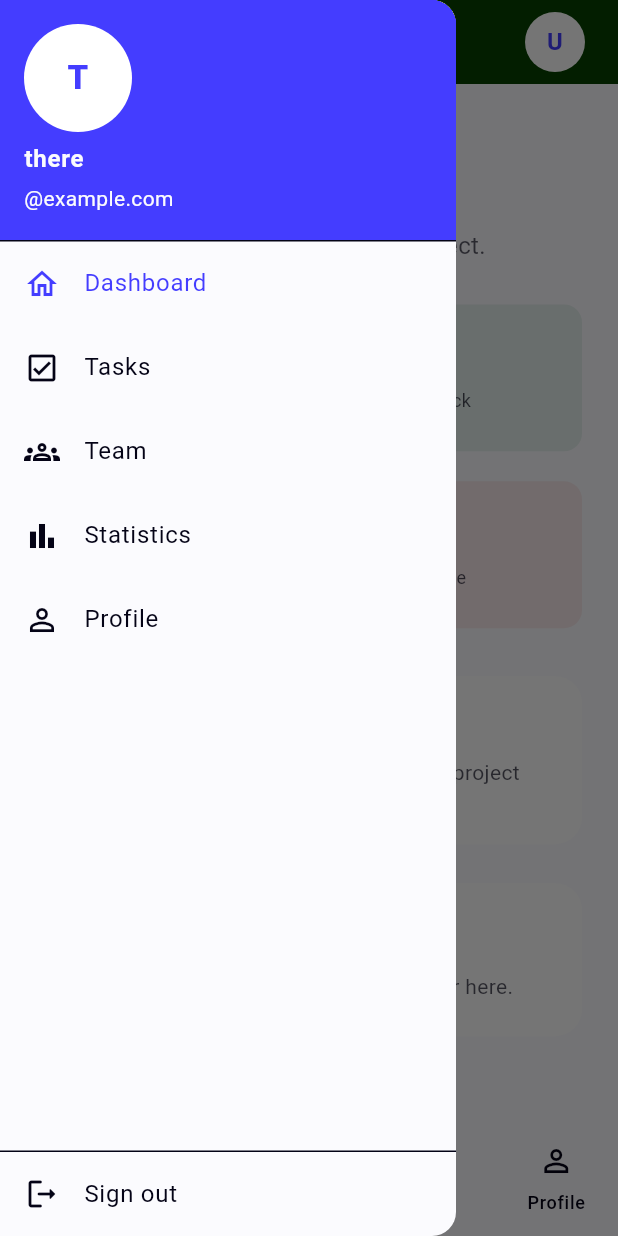
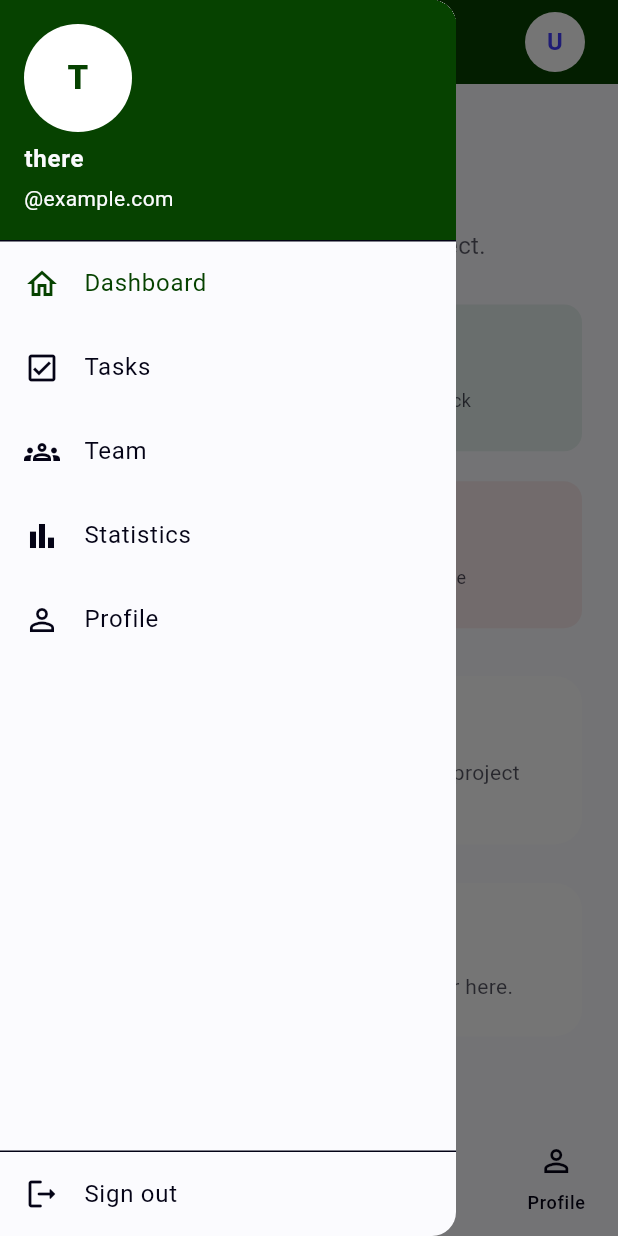
Before and after one commit to ishami-i/sla_task_tracker, a Flutter app: the DashboardPage screen opened directly with empty values, with the side drawer open, on a phone screen of 412 x 824 dp. Run offline on Flutter 3.47's test engine with Material 3 defaults, Android fonts, the phone set to English and light mode, and no system bars; our stand-ins replace shared_preferences, sqflite; accounts and stored records are empty.

Commit message:
refactor: improve code formatting and update UI colors in dashboard

```diff
--- a/lib/screens/dashboard_page.dart
+++ b/lib/screens/dashboard_page.dart
@@ -90,7 +90,7 @@ class _DashboardPageState extends State<DashboardPage> {
         onRefresh: _loadTasks,
         child: ListView(
           physics: const AlwaysScrollableScrollPhysics(),
-          padding: const EdgeInsets.fromLTRB(20,24, 20, 28),
+          padding: const EdgeInsets.fromLTRB(20, 24, 20, 28),
           children: [
             Text(
               'Good morning,',
@@ -110,7 +110,7 @@ class _DashboardPageState extends State<DashboardPage> {
             Text(
               "Here's what's happening with yourproject.",
               style: TextStyle(
-                color: appText.withValues(alpha:0.65),
+                color: appText.withValues(alpha: 0.65),
                 fontSize: 16,
               ),
             ),
@@ -154,7 +154,7 @@ class _DashboardPageState extends State<DashboardPage> {
           NavigationDestination(
               icon: Icon(Icons.check_box_outlined), label: 'Tasks'),
           NavigationDestination(
-              icon: Icon(Icons.groups_outlined),label: 'Team'),
+              icon: Icon(Icons.groups_outlined), label: 'Team'),
           NavigationDestination(
               icon: Icon(Icons.bar_chart_outlined), label: 'Stats'),
           NavigationDestination(
@@ -177,10 +177,10 @@ class _DashboardPageState extends State<DashboardPage> {
           children: [
             UserAccountsDrawerHeader(
               margin: EdgeInsets.zero,
-              decoration: const BoxDecoration(color: appAccent),
+              decoration: const BoxDecoration(color: appPrimary),
               currentAccountPicture: CircleAvatar(
                 backgroundColor: Colors.white,
-                foregroundColor: appAccent,
+                foregroundColor: appPrimary,
                 child: Text(
                   displayName[0].toUpperCase(),
                   style: const TextStyle(
@@ -199,7 +199,7 @@ class _DashboardPageState extends State<DashboardPage> {
               leading: const Icon(Icons.home_outlined),
               title: const Text('Dashboard'),
               selected: true,
-              selectedColor: appAccent,
+              selectedColor: appPrimary,
               onTap: () {
                 Navigator.of(context).pop();
                 setState(() => _selectedIndex = 0);
```
